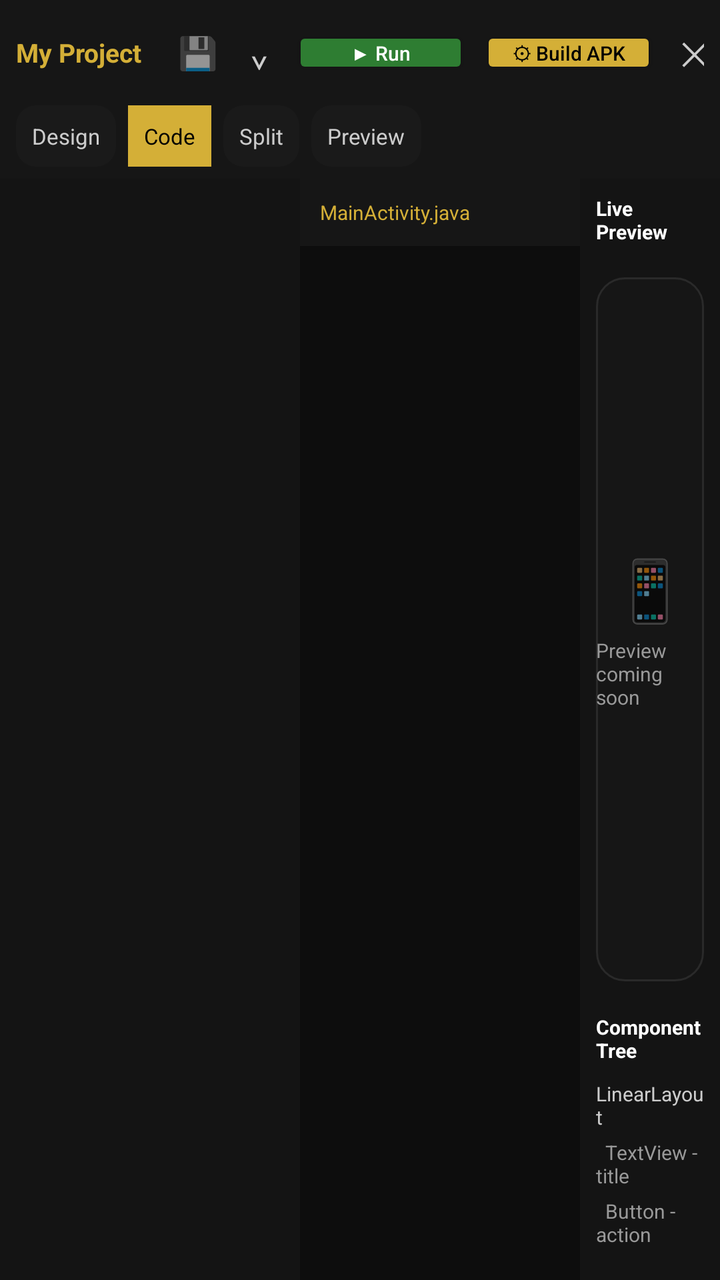
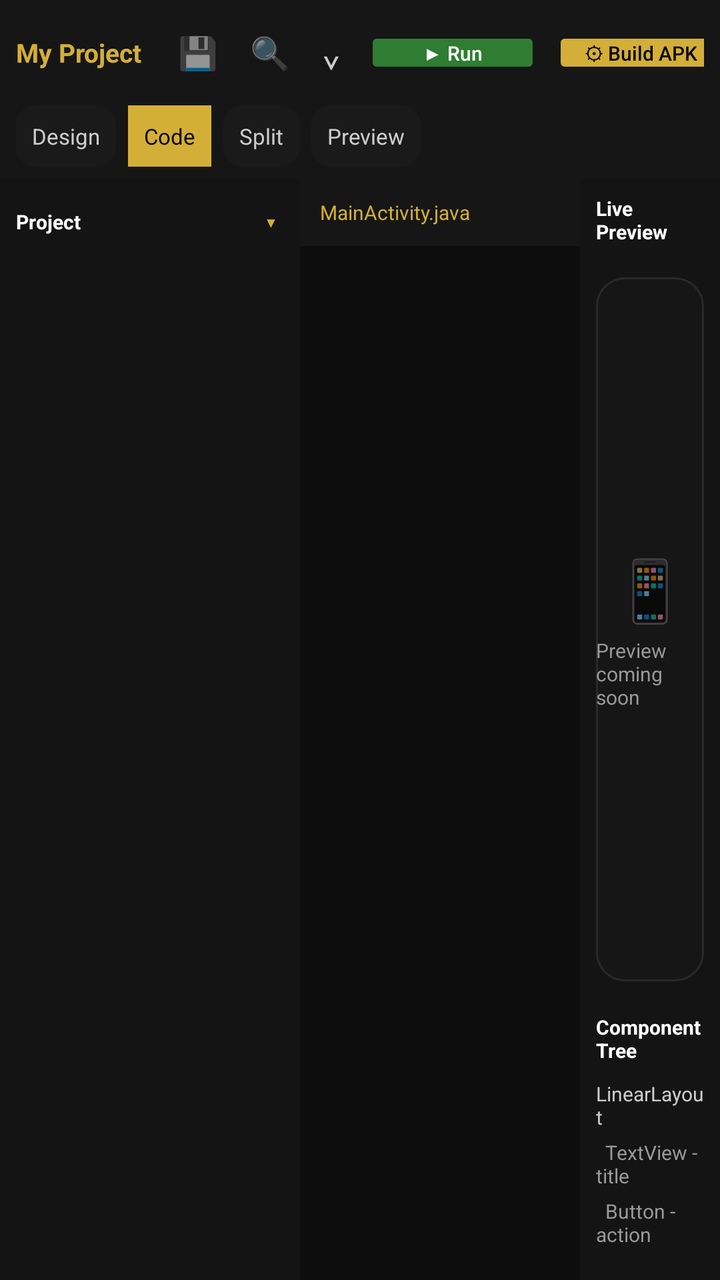

An Android layout rendered at two revisions. The XML below is the earlier revision; the diff shows what the commit changed to produce the second picture.
<!-- AndroidManifest.xml: application theme Theme.AalamStudio -->
<!-- res/layout/activity_project_editor.xml -->
<?xml version="1.0" encoding="utf-8"?>
<LinearLayout xmlns:android="http://schemas.android.com/apk/res/android"
    android:layout_width="match_parent"
    android:layout_height="match_parent"
    android:orientation="vertical"
    android:background="#0D0D0D">

    
    <LinearLayout
        android:layout_width="match_parent"
        android:layout_height="wrap_content"
        android:orientation="horizontal"
        android:gravity="center_vertical"
        android:background="#161616"
        android:padding="8dp">

        <TextView
            android:id="@+id/editorProjectName"
            android:layout_width="wrap_content"
            android:layout_height="wrap_content"
            android:text="My Project"
            android:textColor="@color/gold"
            android:textSize="13sp"
            android:textStyle="bold"
            android:layout_marginEnd="12dp"/>

        <TextView
            android:layout_width="0dp"
            android:layout_height="wrap_content"
            android:layout_weight="1"
            android:text=""/>

        <TextView
            android:id="@+id/btnSaveFile"
            android:layout_width="wrap_content"
            android:layout_height="wrap_content"
            android:text="💾"
            android:textSize="16sp"
            android:padding="6dp"
            android:layout_marginEnd="4dp"/>

        <TextView
            android:id="@+id/btnToggleBuildPanel"
            android:layout_width="wrap_content"
            android:layout_height="wrap_content"
            android:text="⌄"
            android:textColor="#CCCCCC"
            android:textSize="18sp"
            android:padding="6dp"
            android:layout_marginEnd="6dp"/>

        <Button
            android:id="@+id/btnRun"
            android:layout_width="wrap_content"
            android:layout_height="wrap_content"
            android:minHeight="0dp"
            android:paddingTop="6dp"
            android:paddingBottom="6dp"
            android:paddingStart="12dp"
            android:paddingEnd="12dp"
            android:text="▶ Run"
            android:textSize="10sp"
            android:textAllCaps="false"
            android:backgroundTint="#2E7D32"
            android:textColor="#FFFFFF"
            android:layout_marginEnd="6dp"/>

        <Button
            android:id="@+id/btnBuildApk"
            android:layout_width="wrap_content"
            android:layout_height="wrap_content"
            android:minHeight="0dp"
            android:paddingTop="6dp"
            android:paddingBottom="6dp"
            android:paddingStart="12dp"
            android:paddingEnd="12dp"
            android:text="⚙ Build APK"
            android:textSize="10sp"
            android:textAllCaps="false"
            android:backgroundTint="@color/gold"
            android:textColor="#000000"
            android:layout_marginEnd="6dp"/>

        <TextView
            android:id="@+id/btnCloseEditor"
            android:layout_width="wrap_content"
            android:layout_height="wrap_content"
            android:text="✕"
            android:textColor="#CCCCCC"
            android:textSize="16sp"
            android:padding="6dp"/>

    </LinearLayout>

    
    <LinearLayout
        android:layout_width="match_parent"
        android:layout_height="wrap_content"
        android:orientation="horizontal"
        android:background="#161616"
        android:paddingStart="8dp"
        android:paddingEnd="8dp"
        android:paddingBottom="6dp">

        <TextView
            android:id="@+id/tabDesign"
            android:layout_width="wrap_content"
            android:layout_height="wrap_content"
            android:text="Design"
            android:textColor="#CCCCCC"
            android:textSize="11sp"
            android:padding="8dp"
            android:background="@drawable/bg_type_card"
            android:layout_marginEnd="6dp"/>

        <TextView
            android:id="@+id/tabCode"
            android:layout_width="wrap_content"
            android:layout_height="wrap_content"
            android:text="Code"
            android:textColor="#000000"
            android:textSize="11sp"
            android:padding="8dp"
            android:background="@color/gold"
            android:layout_marginEnd="6dp"/>

        <TextView
            android:id="@+id/tabSplit"
            android:layout_width="wrap_content"
            android:layout_height="wrap_content"
            android:text="Split"
            android:textColor="#CCCCCC"
            android:textSize="11sp"
            android:padding="8dp"
            android:background="@drawable/bg_type_card"
            android:layout_marginEnd="6dp"/>

        <TextView
            android:id="@+id/tabPreview"
            android:layout_width="wrap_content"
            android:layout_height="wrap_content"
            android:text="Preview"
            android:textColor="#CCCCCC"
            android:textSize="11sp"
            android:padding="8dp"
            android:background="@drawable/bg_type_card"/>

    </LinearLayout>

    
    <LinearLayout
        android:layout_width="match_parent"
        android:layout_height="0dp"
        android:layout_weight="1"
        android:orientation="horizontal">

        
        <ScrollView
            android:layout_width="150dp"
            android:layout_height="match_parent"
            android:background="#141414">

            <LinearLayout
                android:id="@+id/fileTreeContainer"
                android:layout_width="match_parent"
                android:layout_height="wrap_content"
                android:orientation="vertical"
                android:padding="8dp"/>

        </ScrollView>

        
        <LinearLayout
            android:layout_width="0dp"
            android:layout_height="match_parent"
            android:layout_weight="2"
            android:orientation="vertical"
            android:background="#0D0D0D">

            <LinearLayout
                android:layout_width="match_parent"
                android:layout_height="wrap_content"
                android:orientation="horizontal"
                android:background="#161616"
                android:padding="6dp">

                <TextView
                    android:id="@+id/openFileTabLabel"
                    android:layout_width="wrap_content"
                    android:layout_height="wrap_content"
                    android:text="MainActivity.java"
                    android:textColor="@color/gold"
                    android:textSize="10sp"
                    android:padding="4dp"/>

            </LinearLayout>

            <ScrollView
                android:layout_width="match_parent"
                android:layout_height="0dp"
                android:layout_weight="1">

                <EditText
                    android:id="@+id/codeEditorText"
                    android:layout_width="match_parent"
                    android:layout_height="wrap_content"
                    android:background="#0D0D0D"
                    android:fontFamily="monospace"
                    android:gravity="top|start"
                    android:padding="10dp"
                    android:textColor="#DDDDDD"
                    android:textCursorDrawable="@null"
                    android:textSize="11sp"
                    android:inputType="textMultiLine|textNoSuggestions"
                    android:imeOptions="flagNoExtractUi"
                    android:text=""/>

            </ScrollView>

        </LinearLayout>

        
        <LinearLayout
            android:layout_width="0dp"
            android:layout_height="match_parent"
            android:layout_weight="1"
            android:orientation="vertical"
            android:background="#141414">

            <TextView
                android:layout_width="wrap_content"
                android:layout_height="wrap_content"
                android:text="Live Preview"
                android:textColor="@color/text_primary"
                android:textSize="10sp"
                android:textStyle="bold"
                android:padding="8dp"/>

            <LinearLayout
                android:layout_width="match_parent"
                android:layout_height="0dp"
                android:layout_weight="1"
                android:orientation="vertical"
                android:gravity="center"
                android:background="@drawable/bg_card"
                android:layout_margin="8dp">

                <TextView
                    android:layout_width="wrap_content"
                    android:layout_height="wrap_content"
                    android:text="📱"
                    android:textSize="30sp"/>

                <TextView
                    android:layout_width="wrap_content"
                    android:layout_height="wrap_content"
                    android:text="Preview coming soon"
                    android:textColor="@color/text_secondary"
                    android:textSize="10sp"
                    android:layout_marginTop="4dp"/>

            </LinearLayout>

            <TextView
                android:layout_width="wrap_content"
                android:layout_height="wrap_content"
                android:text="Component Tree"
                android:textColor="@color/text_primary"
                android:textSize="10sp"
                android:textStyle="bold"
                android:padding="8dp"/>

            <ScrollView
                android:layout_width="match_parent"
                android:layout_height="100dp">

                <LinearLayout
                    android:layout_width="match_parent"
                    android:layout_height="wrap_content"
                    android:orientation="vertical"
                    android:paddingStart="8dp"
                    android:paddingEnd="8dp">

                    <TextView android:layout_width="wrap_content" android:layout_height="wrap_content" android:text="LinearLayout" android:textColor="#CCCCCC" android:textSize="10sp" android:paddingBottom="4dp"/>
                    <TextView android:layout_width="wrap_content" android:layout_height="wrap_content" android:text="  TextView - title" android:textColor="#999999" android:textSize="10sp" android:paddingBottom="4dp"/>
                    <TextView android:layout_width="wrap_content" android:layout_height="wrap_content" android:text="  Button - action" android:textColor="#999999" android:textSize="10sp"/>

                </LinearLayout>

            </ScrollView>

        </LinearLayout>

    </LinearLayout>

    
    <LinearLayout
        android:id="@+id/buildLogPanel"
        android:layout_width="match_parent"
        android:layout_height="110dp"
        android:orientation="vertical"
        android:background="#141414"
        android:padding="8dp"
        android:visibility="gone">

        <LinearLayout
            android:layout_width="match_parent"
            android:layout_height="wrap_content"
            android:orientation="horizontal"
            android:layout_marginBottom="4dp">

            <TextView
                android:layout_width="wrap_content"
                android:layout_height="wrap_content"
                android:text="Build"
                android:textColor="@color/text_primary"
                android:textSize="10sp"
                android:textStyle="bold"
                android:layout_marginEnd="14dp"/>

            <TextView
                android:layout_width="wrap_content"
                android:layout_height="wrap_content"
                android:text="Logcat"
                android:textColor="@color/text_secondary"
                android:textSize="10sp"/>

        </LinearLayout>

        <ScrollView
            android:layout_width="match_parent"
            android:layout_height="0dp"
            android:layout_weight="1">

            <TextView
                android:id="@+id/buildLogText"
                android:layout_width="match_parent"
                android:layout_height="wrap_content"
                android:fontFamily="monospace"
                android:text="Ready. Press Build APK to compile this project."
                android:textColor="#888888"
                android:textSize="10sp"/>

        </ScrollView>

    </LinearLayout>

</LinearLayout>
<!-- resources referenced by this layout -->
<resources>
  <color name="gold">#D4AF37</color>
  <color name="text_primary">#FFFFFF</color>
  <color name="text_secondary">#999999</color>
  <!-- drawable bg_card (drawable) -->
  <?xml version="1.0" encoding="utf-8"?>
  <shape xmlns:android="http://schemas.android.com/apk/res/android" android:shape="rectangle">
      <solid android:color="@color/card_bg"/>
      <corners android:radius="14dp"/>
      <stroke android:width="1dp" android:color="@color/card_border"/>
  </shape>
  <!-- drawable bg_type_card (drawable) -->
  <?xml version="1.0" encoding="utf-8"?>
  <selector xmlns:android="http://schemas.android.com/apk/res/android">
      <item android:state_selected="true">
          <shape android:shape="rectangle">
              <solid android:color="#221A00"/>
              <stroke android:width="2dp" android:color="#FFD700"/>
              <corners android:radius="10dp"/>
          </shape>
      </item>
      <item>
          <shape android:shape="rectangle">
              <solid android:color="#1A1A1A"/>
              <corners android:radius="10dp"/>
          </shape>
      </item>
  </selector>
  <style name="Theme.AalamStudio" parent="Theme.MaterialComponents.DayNight.NoActionBar">
          <item name="colorPrimary">@color/gold</item>
          <item name="android:windowBackground">@color/navy</item>
          <item name="android:statusBarColor">#0D0D0D</item>
      </style>
  <color name="card_bg">#161616</color>
  <color name="card_border">#2A2A2A</color>
  <color name="navy">#0D0D0D</color>
</resources>

<!-- the commit's change to res/layout/activity_project_editor.xml (unified diff, before → after) -->
@@ -35,6 +35,15 @@
             android:layout_width="wrap_content"
             android:layout_height="wrap_content"
             android:text="💾"
+            android:textSize="16sp"
+            android:padding="6dp"
+            android:layout_marginEnd="4dp"/>
+
+        <TextView
+            android:id="@+id/btnCheckErrors"
+            android:layout_width="wrap_content"
+            android:layout_height="wrap_content"
+            android:text="🔍"
             android:textSize="16sp"
             android:padding="6dp"
             android:layout_marginEnd="4dp"/>
@@ -155,19 +164,58 @@
         android:orientation="horizontal">
 
         
-        <ScrollView
+        <LinearLayout
+            android:id="@+id/fileTreePanel"
             android:layout_width="150dp"
             android:layout_height="match_parent"
+            android:orientation="vertical"
             android:background="#141414">
 
             <LinearLayout
-                android:id="@+id/fileTreeContainer"
-                android:layout_width="match_parent"
-                android:layout_height="wrap_content"
-                android:orientation="vertical"
-                android:padding="8dp"/>
-
-        </ScrollView>
+                android:layout_width="match_parent"
+                android:layout_height="wrap_content"
+                android:orientation="horizontal"
+                android:gravity="center_vertical"
+                android:padding="8dp">
+
+                <TextView
+                    android:layout_width="0dp"
+                    android:layout_height="wrap_content"
+                    android:layout_weight="1"
+                    android:text="Project"
+                    android:textColor="@color/text_primary"
+                    android:textSize="10sp"
+                    android:textStyle="bold"/>
+
+                <TextView
+                    android:id="@+id/toggleFileTreePanel"
+                    android:layout_width="wrap_content"
+                    android:layout_height="wrap_content"
+                    android:text="▾"
+                    android:textColor="@color/gold"
+                    android:textSize="14sp"
+                    android:padding="4dp"/>
+
+            </LinearLayout>
+
+            <ScrollView
+                android:id="@+id/fileTreeScroll"
+                android:layout_width="match_parent"
+                android:layout_height="0dp"
+                android:layout_weight="1"
+                android:visibility="visible">
+
+                <LinearLayout
+                    android:id="@+id/fileTreeContainer"
+                    android:layout_width="match_parent"
+                    android:layout_height="wrap_content"
+                    android:orientation="vertical"
+                    android:paddingStart="8dp"
+                    android:paddingEnd="8dp"/>
+
+            </ScrollView>
+
+        </LinearLayout>
 
         
         <LinearLayout
